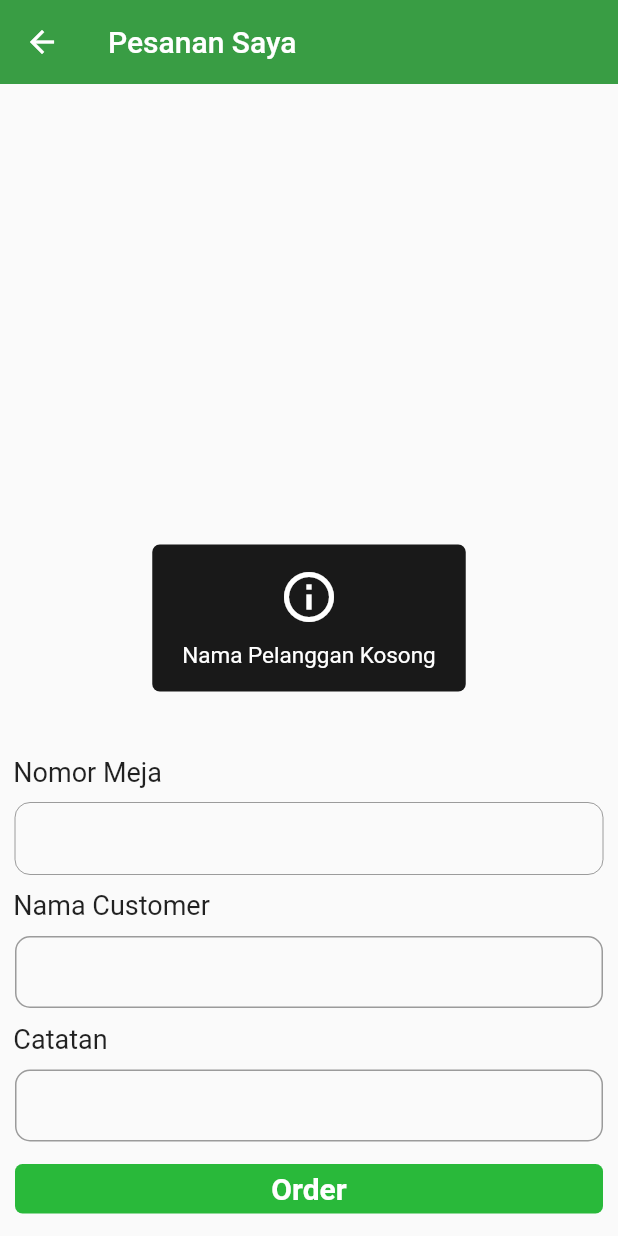
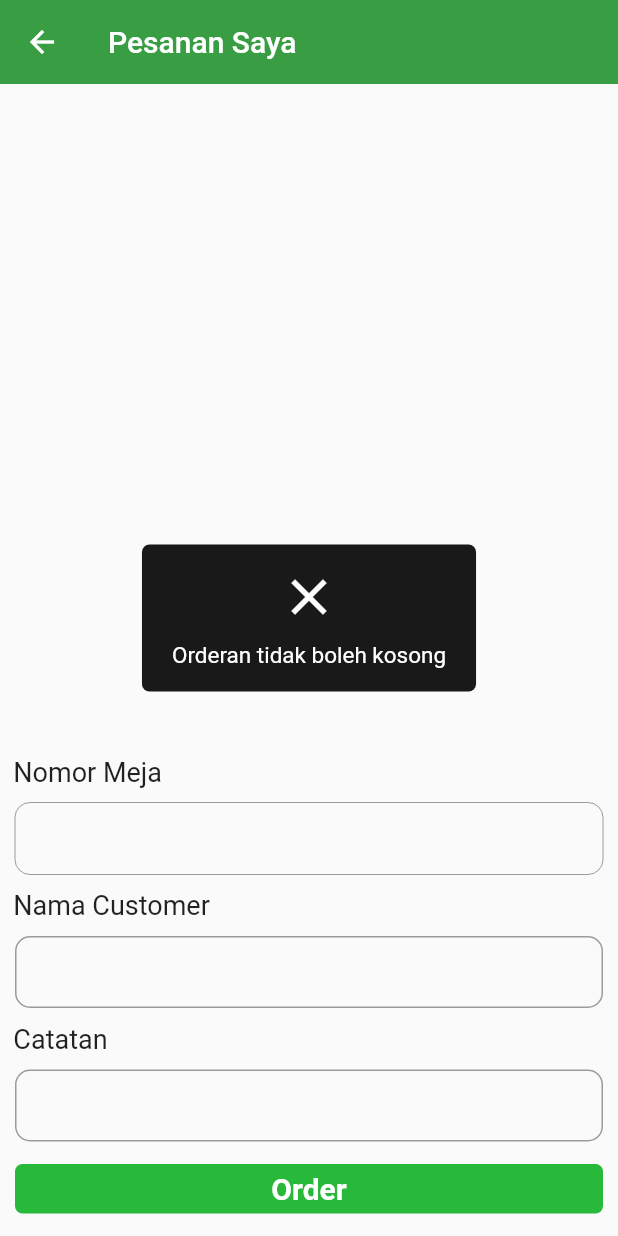
Before and after one commit to FadillaRizky/customer_app, a Flutter app: the DetailCart screen opened by its route, after a tap on "Order", on a phone screen of 412 x 824 dp. Run offline on Flutter 3.47's test engine with Material 2 defaults, Android fonts, the phone set to English and light mode, and no system bars; our stand-ins replace firebase_core, firebase_database, flutter_easyloading, google_fonts, shared_preferences, sqflite; missing offline and left inert: firebase_ui_database, qr_code_scanner; accounts and stored records are empty.

Commit message:
validasi jika orderan kosong

```diff
--- a/lib/detail_cart.dart
+++ b/lib/detail_cart.dart
@@ -32,6 +32,11 @@ class _DetailCartState extends State<DetailCart> {
     setState(() {});
   }
   submitCart(){
+    databaseInstance!.all().then((value){
+      if (value.length <= 0) {
+        EasyLoading.showError("Orderan tidak boleh kosong",dismissOnTap: true);
+        return;
+      }
       if (namaController.text == "") {
         EasyLoading.showInfo("Nama Pelanggan Kosong",dismissOnTap: true);
         return;
@@ -41,12 +46,12 @@ class _DetailCartState extends State<DetailCart> {
         return;
       }
       Firebase.order({
-      'no_meja' : noMeja.toString(),
+        'no_meja' : noMejaController.text,
         'name_customer': namaController.text,
         'catatan': noteController.text,
       });
-    databaseInstance!.clearDatabase();
       Navigator.pushReplacement(context, MaterialPageRoute(builder: (context) =>MenuList() ));
+    });
   }
 
   initnoMeja() async {
--- a/lib/firebase_database.dart
+++ b/lib/firebase_database.dart
@@ -37,6 +37,7 @@ class Firebase {
       dbRef.child(key!).update({
         "total_harga": subTotal
       });
+      db!.clearDatabase();
       EasyLoading.showSuccess("Terima kasih telah mengorder",dismissOnTap: true);
     });
   }
```
Lines whose indentation alone changed are shown as unchanged.
